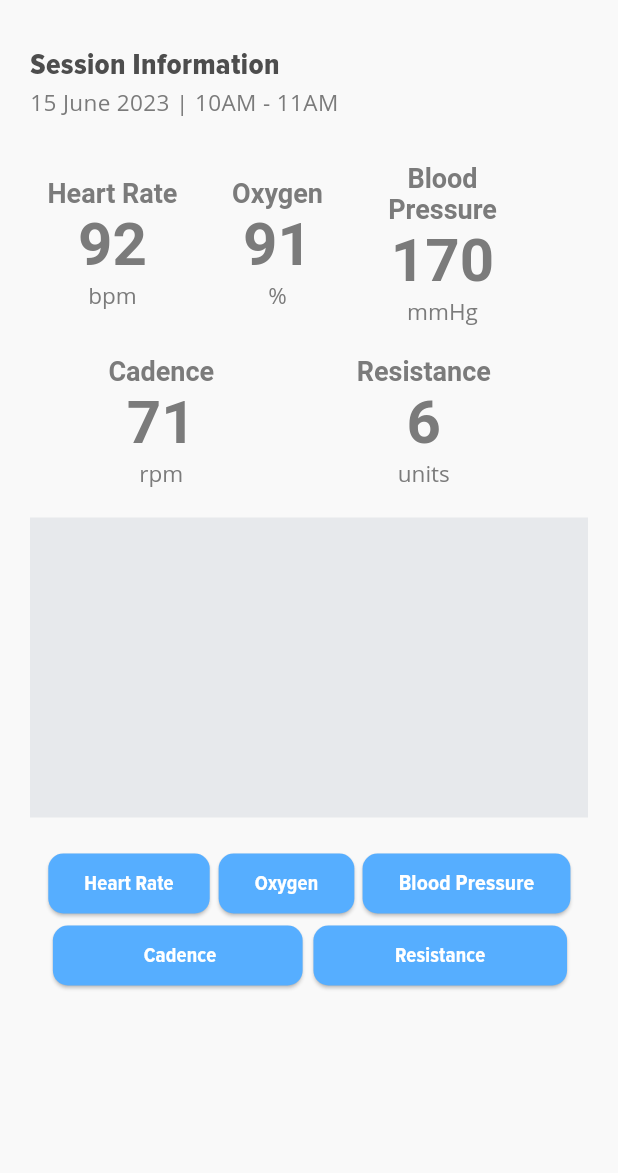
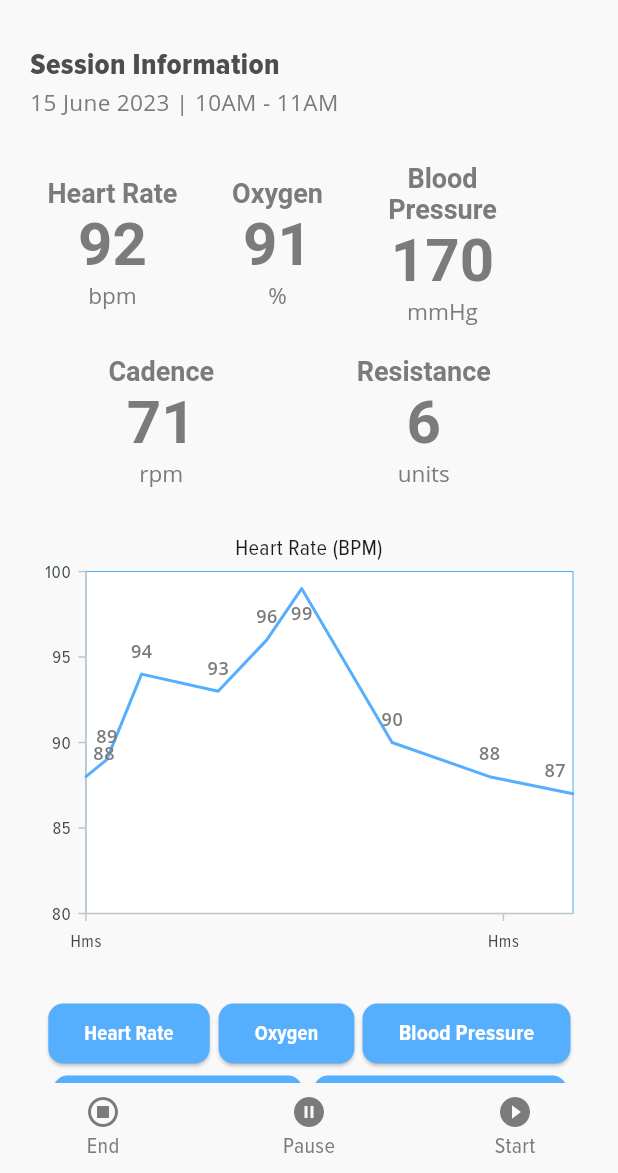
Before and after one commit to kvgarcia1/wecare_uiux_doctor, a Flutter app: the CurrentSessionPage screen opened directly, on a phone screen of 412 x 824 dp, the part 63-1236 px from its top. Run offline on Flutter 3.47's test engine with Material 2 defaults, Android fonts, the phone set to English and light mode, and no system bars; our stand-ins replace syncfusion_flutter_charts, unicons.

Commit message:
added graph in currentSession

```diff
--- a/lib/currentSession.dart
+++ b/lib/currentSession.dart
@@ -1,9 +1,36 @@
 import 'package:flutter/material.dart';
-import 'package:provider/provider.dart';
-import 'package:unicons/unicons.dart';
+import 'package:intl/intl.dart';
+import 'package:syncfusion_flutter_charts/charts.dart';
 
-class CurrentSessionPage extends StatelessWidget {
+class CurrentSessionPage extends StatefulWidget {
   const CurrentSessionPage({Key? key}) : super(key: key);
+
+  @override
+  State<CurrentSessionPage> createState() => _CurrentSessionPageState();
+}
+
+class _CurrentSessionPageState extends State<CurrentSessionPage> {
+  late List<Data> _chartData;
+  late TooltipBehavior _tooltipBehavior;
+  late ZoomPanBehavior _zoomPanBehavior;
+
+  @override
+  void initState() {
+    _chartData = getChartData();
+    _tooltipBehavior = TooltipBehavior(enable: true);
+    _zoomPanBehavior = ZoomPanBehavior(
+        enablePinching: true,
+        enableDoubleTapZooming: true,
+        enableSelectionZooming: true,
+        selectionRectBorderColor: Colors.red,
+        selectionRectBorderWidth: 2,
+        selectionRectColor: Colors.grey,
+        enablePanning: true,
+        zoomMode: ZoomMode.x,
+        enableMouseWheelZooming: true,
+        maximumZoomLevel: 0.7);
+    super.initState();
+  }
 
   @override
   Widget build(BuildContext context) {
@@ -32,6 +59,33 @@ class CurrentSessionPage extends StatelessWidget {
 
 
 
+      ),
+
+      bottomNavigationBar: BottomNavigationBar(
+        backgroundColor: Color(0xFFF9F9F9),
+        unselectedFontSize: 15,
+        selectedFontSize: 15,
+        selectedItemColor: Color(0xFF7B7B7B),
+        unselectedItemColor: Color(0xFF7B7B7B),
+        elevation: 0.0,
+
+    items: const <BottomNavigationBarItem>[
+      BottomNavigationBarItem(
+        icon: Icon(Icons.stop_circle_outlined),
+
+        label: 'End',
+      ),
+
+      BottomNavigationBarItem(
+        icon: Icon(Icons.pause_circle_filled_outlined),
+        label: 'Pause',
+      ),
+
+      BottomNavigationBarItem(
+        icon: Icon(Icons.play_circle_fill_outlined),
+        label: 'Start',
+      ),
+    ],
       ),
 
 
@@ -205,12 +259,39 @@ class CurrentSessionPage extends StatelessWidget {
 
               const SizedBox(height: 20),
 
-              Container(
-                    height:200,
-                    alignment: Alignment.topCenter,
-                    color:Color(0xFFE7E9EC),
-                    child: const Text(''),
-                    ),
+              SfCartesianChart(
+                title: ChartTitle(text: 'Heart Rate (BPM)'),
+                legend: Legend(isVisible: false),
+                // margin: EdgeInsets.all(15),
+                // backgroundColor: Colors.blue,
+                plotAreaBorderColor: Color((0xFF56AEFF)),
+                plotAreaBackgroundColor: Colors.white,
+                tooltipBehavior: _tooltipBehavior,
+                zoomPanBehavior: _zoomPanBehavior,
+                series: <ChartSeries>[
+                  LineSeries<Data, DateTime>(
+                    dataSource: _chartData,
+                    xValueMapper: (Data data, _) => data.time,
+                    yValueMapper: (Data data, _) => data.value,
+                    dataLabelSettings: DataLabelSettings(isVisible: true, textStyle: TextStyle(color: Color(0xFF7B7B7B), fontSize: 12, fontFamily: 'OpenSans', fontWeight: FontWeight.w600)),
+                    enableTooltip: true,
+                    color: Color(0xFF56AEFF)
+                  )
+                ],
+                primaryXAxis: DateTimeAxis(
+                  edgeLabelPlacement: EdgeLabelPlacement.shift,
+                  interactiveTooltip: InteractiveTooltip(enable: false),
+                  rangePadding: ChartRangePadding.round,
+                  majorGridLines: MajorGridLines(width:0),
+                  labelFormat: DateFormat.HOUR24_MINUTE_SECOND
+                ),
+                primaryYAxis: NumericAxis(
+                  interactiveTooltip: InteractiveTooltip(enable: false),
+                  visibleMinimum: 60,
+                  visibleMaximum: 110,
+                  majorGridLines: MajorGridLines(width:0)
+                )
+              ),
 
               const SizedBox(height: 20),
 
@@ -371,4 +452,24 @@ class CurrentSessionPage extends StatelessWidget {
       ),
     );
   }
+  List<Data> getChartData() {
+    final List<Data> chartData = [
+      Data(time: DateTime(2023, 6, 15, 14, 30, 0), value:88),
+      Data(time: DateTime(2023, 6, 15, 14, 33, 0), value:89),
+      Data(time: DateTime(2023, 6, 15, 14, 38, 0), value:94),
+      Data(time: DateTime(2023, 6, 15, 14, 49, 0), value:93),
+      Data(time: DateTime(2023, 6, 15, 14, 56, 0), value:96),
+      Data(time: DateTime(2023, 6, 15, 15, 1, 0), value:99),
+      Data(time: DateTime(2023, 6, 15, 15, 14, 0), value:90),
+      Data(time: DateTime(2023, 6, 15, 15, 28, 0), value:88),
+      Data(time: DateTime(2023, 6, 15, 15, 40, 0), value:87),
+    ];
+    return chartData;
+  }
 }
+
+class Data{
+  final DateTime time;
+  double value;
+  Data({required this.time,required this.value});
+}
--- a/lib/main.dart
+++ b/lib/main.dart
@@ -4,7 +4,6 @@ import 'package:unicons/unicons.dart';
 import './profile.dart';
 import './messages.dart';
 import './currentSession.dart';
-import './journal.dart';
 import './patientRecords.dart';
 
 void main() {
```
